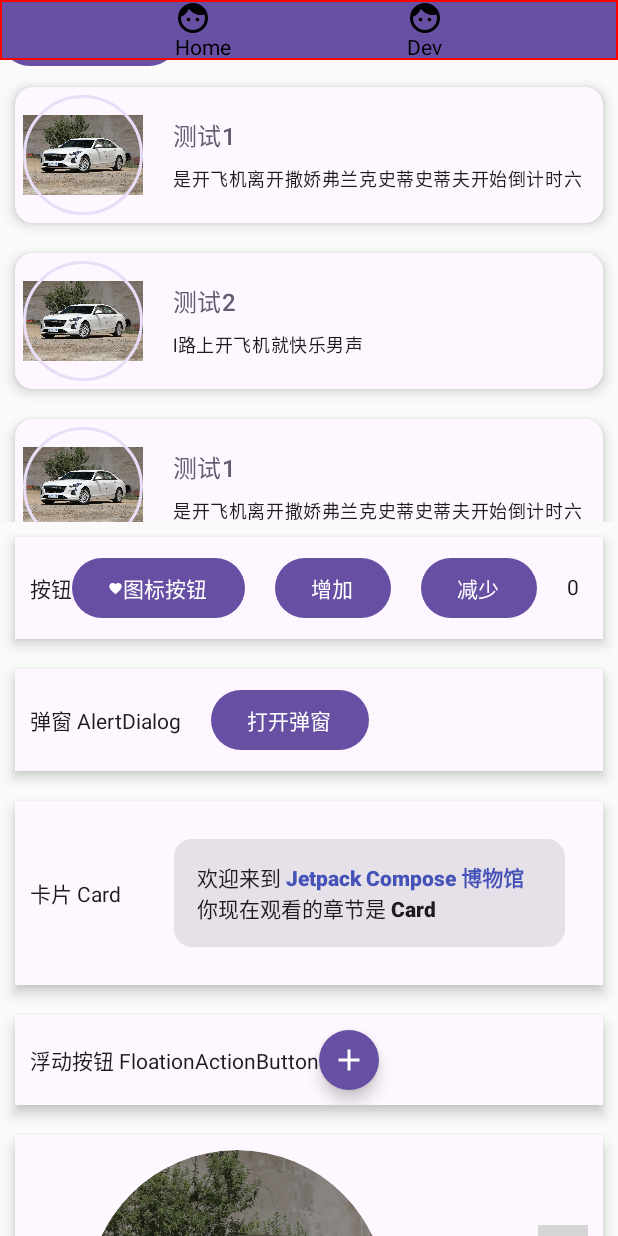
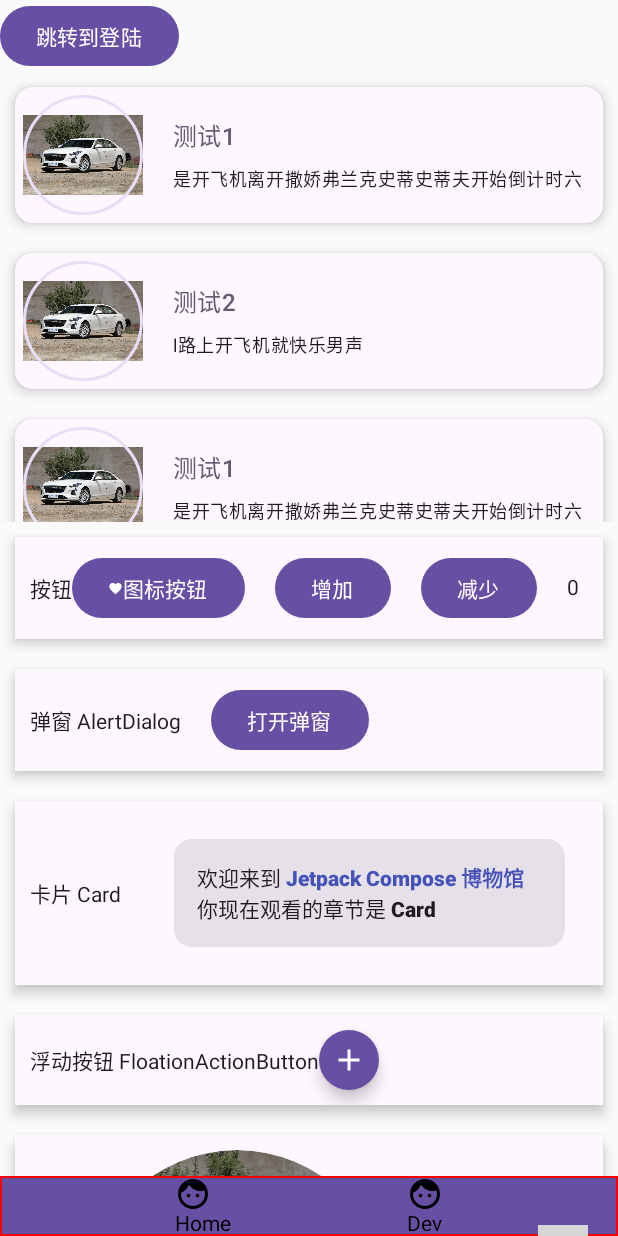
Before and after one commit to xenonflash/jetpack-compose-demo, an Android app built with Jetpack Compose: the DevPage screen opened through its navigation route, on a phone screen of 412 x 824 dp. Run offline under Robolectric (Android 15) with nearby library versions, the phone set to English and light mode, and no system bars; pictures from the network do not load; Roboto replaces fonts that are not available here; grey boxes are pictures that could not be loaded.

Commit message:
使用组合modifier 将bottomb bar 放在底部

```diff
--- /dev/null
+++ b/app/src/main/java/com/example/apk_demo/api/userApi.kt
@@ -0,0 +1 @@
+package com.example.apk_demo.api
--- a/app/src/main/java/com/example/apk_demo/components/bottomBar.kt
+++ b/app/src/main/java/com/example/apk_demo/components/bottomBar.kt
@@ -3,6 +3,7 @@ package com.example.apk_demo.components
 import androidx.compose.foundation.background
 import androidx.compose.foundation.border
 import androidx.compose.foundation.layout.Arrangement
+import androidx.compose.foundation.layout.BoxScopeInstance.align
 import androidx.compose.foundation.layout.Column
 import androidx.compose.foundation.layout.Row
 import androidx.compose.foundation.layout.fillMaxWidth
@@ -12,15 +13,24 @@ import androidx.compose.material3.Icon
 import androidx.compose.material3.MaterialTheme
 import androidx.compose.material3.Text
 import androidx.compose.runtime.Composable
+import androidx.compose.ui.Alignment
 import androidx.compose.ui.Modifier
+import androidx.compose.ui.composed
 import androidx.compose.ui.graphics.Color
+import androidx.compose.ui.layout.VerticalAlignmentLine
+import androidx.compose.ui.text.style.LineHeightStyle
 import androidx.compose.ui.unit.dp
 
 @Composable
-fun BottomBar() {
+fun BottomBar(modifier: Modifier) {
     val items = listOf<String>("Home", "Dev")
+
     Row(
-        modifier = Modifier.border(1.dp, Color.Red).fillMaxWidth().background(MaterialTheme.colorScheme.primary),
+        modifier = Modifier
+            .border(1.dp, Color.Red)
+            .fillMaxWidth()
+            .background(MaterialTheme.colorScheme.primary)
+            .then(modifier),
         horizontalArrangement = Arrangement.SpaceEvenly
     ) {
         items.forEach{
--- a/app/src/main/java/com/example/apk_demo/pages/Dev.kt
+++ b/app/src/main/java/com/example/apk_demo/pages/Dev.kt
@@ -76,7 +76,6 @@ import com.example.apk_demo.components.BottomBar
 @Composable
 fun DevPage(nav: NavController) {
     Box(Modifier.fillMaxSize()) {
-
         Column(
             modifier = Modifier
                 .fillMaxHeight()
@@ -88,7 +87,7 @@ fun DevPage(nav: NavController) {
             MsgCardList()
             MoreComp()
         }
-        BottomBar()
+        BottomBar(Modifier.align(Alignment.BottomCenter))
     }
 
 }
--- a/app/src/main/java/com/example/apk_demo/pages/Home.kt
+++ b/app/src/main/java/com/example/apk_demo/pages/Home.kt
@@ -72,7 +72,7 @@ fun SplashScreen() {
 @Composable
 fun WebComp() {
     // Declare a string that contains a url
-    val mUrl = "https://www.geeksforgeeks.org"
+    val mUrl = "https://news.google.com"
 
     // Adding a WebView inside AndroidView
     // with layout as full screen
```
